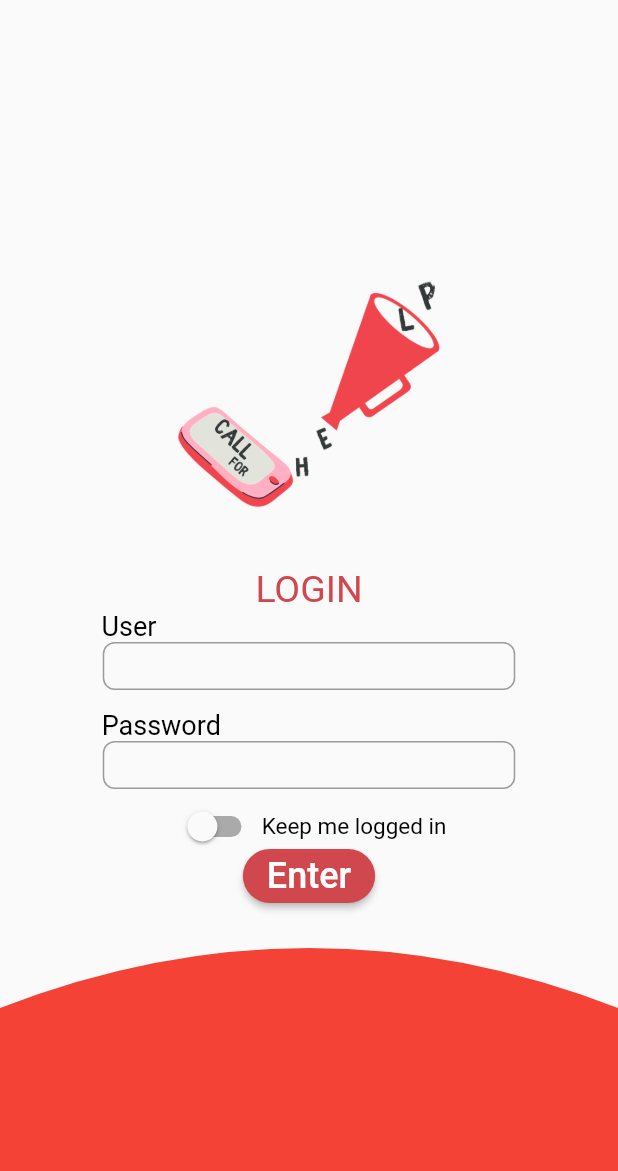
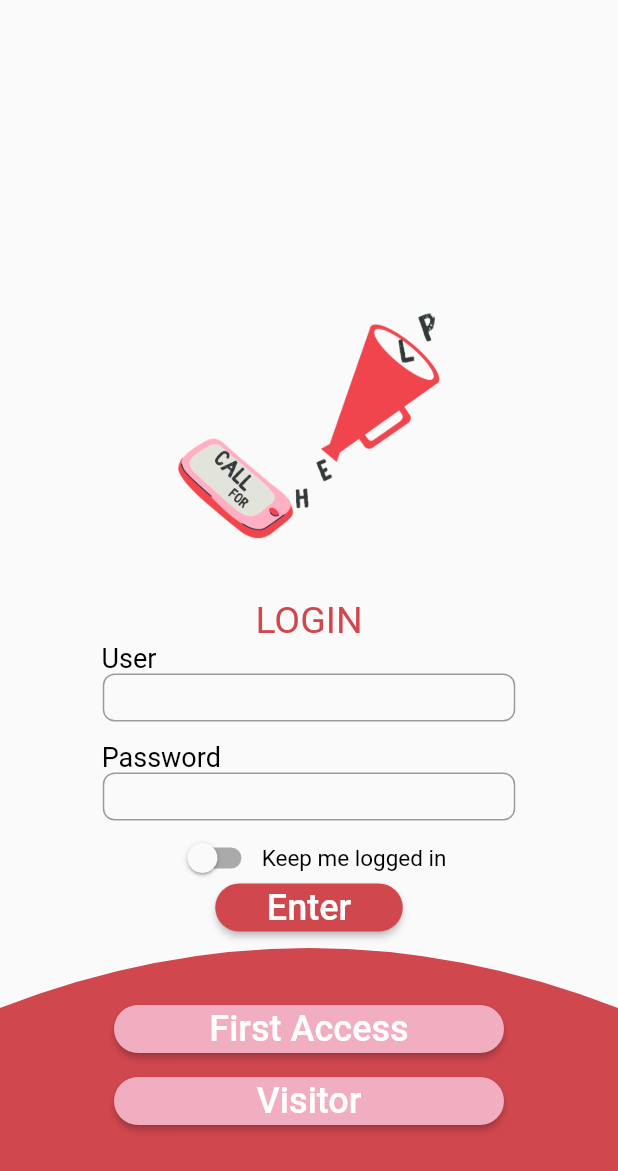
Before and after one commit to manbbo/call_for_help, a Flutter app: the screen it shows after launch, on a phone screen of 412 x 824 dp. Shown: the top 1171 px of the screen. Run offline on Flutter 3.47's test engine with Material 2 defaults, Android fonts, the phone set to English and light mode, and no system bars; our stand-ins replace carousel_slider.

Commit message:
Adicionado a tela de Login (início)

```diff
--- a/lib/firstpage.dart
+++ b/lib/firstpage.dart
@@ -104,7 +104,10 @@ class _FirstPageState extends State<FirstPage> {
                       style: TextStyle(fontSize: 15, color: Colors.black)))
                 ],
               ),
-              RaisedButton(
+              new ButtonTheme(
+                minWidth: 125,
+                height: 32,
+                child: new RaisedButton(
                   child: Text.rich(TextSpan(
                       text: "Enter",
                       style: TextStyle(fontSize: 24, color: Colors.white))),
@@ -114,8 +117,6 @@ class _FirstPageState extends State<FirstPage> {
                   ),
                   onPressed: () => {},
                 ),
-              new Container(
-                height: 42,
               ),
             ],
             mainAxisAlignment: MainAxisAlignment.center,
@@ -129,9 +130,44 @@ class _FirstPageState extends State<FirstPage> {
                 child: Container(
                   width: 500,
                   height: 287.58,
-                  color: Colors.red,
+                  color: Color.fromRGBO(209, 71, 78, 1),
+                ),),),
+              new Container(
+                padding: EdgeInsets.only(top: (MediaQuery.of(context).size.height/2) +250),
+                alignment: Alignment.bottomCenter,
+                child: new Column(
+                  children: <Widget>[
+                    new ButtonTheme(
+                      minWidth: 260,
+                      height: 32,
+                      child: new RaisedButton(
+                        child: Text.rich(TextSpan(
+                            text: "First Access",
+                            style: TextStyle(fontSize: 24, color: Colors.white))),
+                        color: Color.fromRGBO(242, 174, 193, 1),
+                        shape: RoundedRectangleBorder(
+                          borderRadius: BorderRadius.circular(18.0),
                         ),
-              ),),
+                        onPressed: () => {},
+                      ),
+                    ),
+                    new ButtonTheme(
+                      minWidth: 260,
+                      height: 32,
+                      child: new RaisedButton(
+                        child: Text.rich(TextSpan(
+                            text: "Visitor",
+                            style: TextStyle(fontSize: 24, color: Colors.white))),
+                        color: Color.fromRGBO(242, 174, 193, 1),
+                        shape: RoundedRectangleBorder(
+                          borderRadius: BorderRadius.circular(18.0),
+                        ),
+                        onPressed: () => {},
+                      ),
+                    ),
+                  ],
+                ),
+              )
             ],
           ),
         ],
```
Lines whose indentation alone changed are shown as unchanged.
